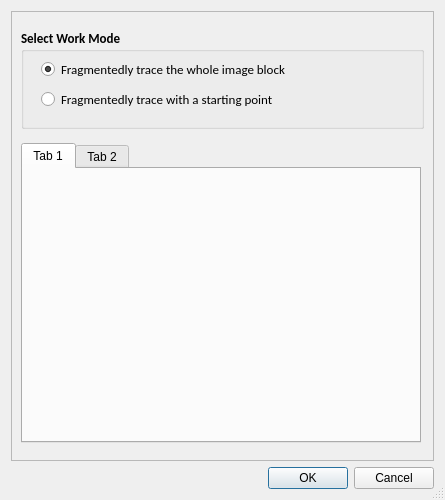
This is hackathon/MK/Fragmented_autoTrace/fragmentedTraceUI.ui in Vaa3D/vaa3d_tools as Qt 5 draws it before an edit. The edited form follows.
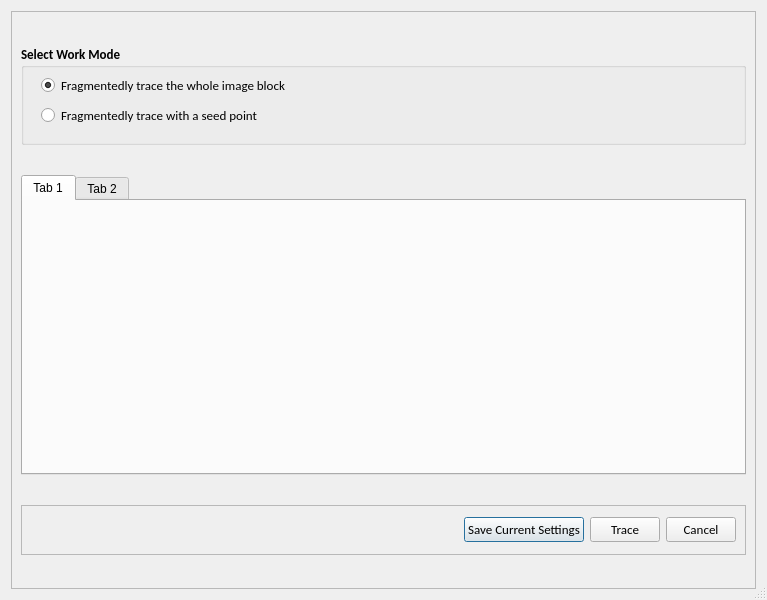
This is the edited form.

Patch:
```diff
--- a/hackathon/MK/Fragmented_autoTrace/fragmentedTraceUI.ui
+++ b/hackathon/MK/Fragmented_autoTrace/fragmentedTraceUI.ui
@@ -12,8 +12,8 @@
    <rect>
     <x>0</x>
     <y>0</y>
-    <width>445</width>
-    <height>500</height>
+    <width>767</width>
+    <height>600</height>
    </rect>
   </property>
   <property name="sizePolicy">
@@ -24,8 +24,8 @@
   </property>
   <property name="maximumSize">
    <size>
-    <width>600</width>
-    <height>500</height>
+    <width>800</width>
+    <height>600</height>
    </size>
   </property>
   <property name="font">
@@ -120,7 +120,7 @@
           </font>
          </property>
          <property name="text">
-          <string>Fragmentedly trace with a starting point</string>
+          <string>Fragmentedly trace with a seed point</string>
          </property>
         </widget>
        </widget>
@@ -129,7 +129,7 @@
        <widget class="QTabWidget" name="tabWidget">
         <property name="maximumSize">
          <size>
-          <width>400</width>
+          <width>10000</width>
           <height>300</height>
          </size>
         </property>
@@ -147,22 +147,100 @@
         </widget>
        </widget>
       </item>
+      <item>
+       <widget class="QFrame" name="frame_2">
+        <property name="maximumSize">
+         <size>
+          <width>16777215</width>
+          <height>50</height>
+         </size>
+        </property>
+        <property name="frameShape">
+         <enum>QFrame::StyledPanel</enum>
+        </property>
+        <property name="frameShadow">
+         <enum>QFrame::Raised</enum>
+        </property>
+        <layout class="QHBoxLayout" name="horizontalLayout">
+         <item>
+          <spacer name="horizontalSpacer">
+           <property name="orientation">
+            <enum>Qt::Horizontal</enum>
+           </property>
+           <property name="sizeHint" stdset="0">
+            <size>
+             <width>40</width>
+             <height>20</height>
+            </size>
+           </property>
+          </spacer>
+         </item>
+         <item>
+          <widget class="QPushButton" name="pushButton">
+           <property name="font">
+            <font>
+             <family>Calibri</family>
+             <pointsize>10</pointsize>
+            </font>
+           </property>
+           <property name="text">
+            <string>Save Current Settings</string>
+           </property>
+           <property name="checkable">
+            <bool>false</bool>
+           </property>
+           <property name="autoRepeat">
+            <bool>false</bool>
+           </property>
+           <property name="flat">
+            <bool>false</bool>
+           </property>
+          </widget>
+         </item>
+         <item>
+          <widget class="QPushButton" name="pushButton_2">
+           <property name="maximumSize">
+            <size>
+             <width>70</width>
+             <height>16777215</height>
+            </size>
+           </property>
+           <property name="font">
+            <font>
+             <family>Calibri</family>
+             <pointsize>10</pointsize>
+            </font>
+           </property>
+           <property name="text">
+            <string>Trace</string>
+           </property>
+          </widget>
+         </item>
+         <item>
+          <widget class="QPushButton" name="pushButton_3">
+           <property name="maximumSize">
+            <size>
+             <width>70</width>
+             <height>16777215</height>
+            </size>
+           </property>
+           <property name="font">
+            <font>
+             <family>Calibri</family>
+             <pointsize>10</pointsize>
+            </font>
+           </property>
+           <property name="text">
+            <string>Cancel</string>
+           </property>
+          </widget>
+         </item>
+        </layout>
+       </widget>
+      </item>
      </layout>
     </widget>
    </item>
-   <item>
-    <widget class="QDialogButtonBox" name="buttonBox">
-     <property name="enabled">
-      <bool>true</bool>
-     </property>
-     <property name="orientation">
-      <enum>Qt::Horizontal</enum>
-     </property>
-     <property name="standardButtons">
-      <set>QDialogButtonBox::Cancel|QDialogButtonBox::Ok</set>
-     </property>
-    </widget>
-   </item>
   </layout>
  </widget>
  <resources/>
```
Left out of the diff: 40 changed lines with no effect on the pictures.
